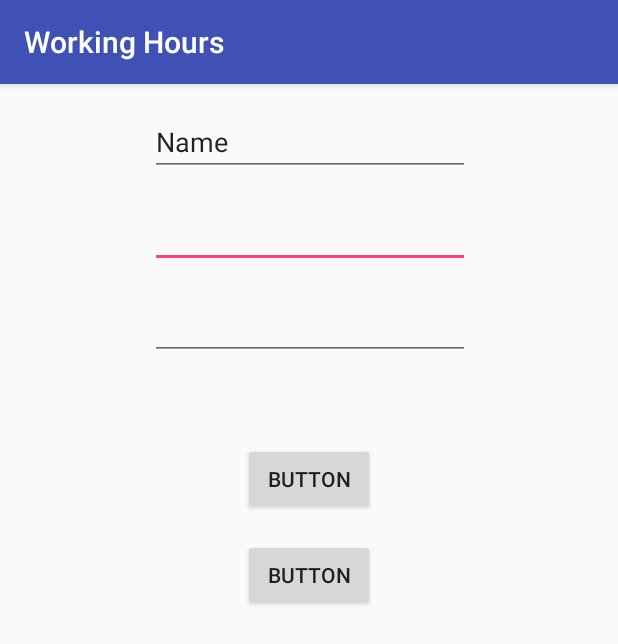
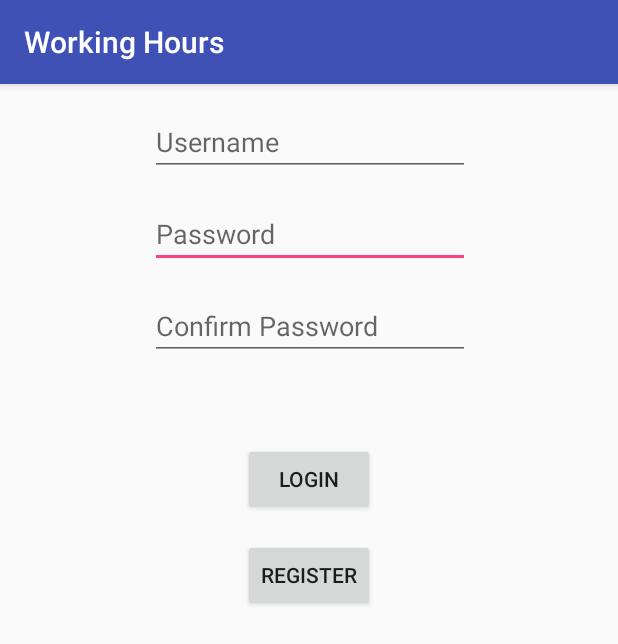
Before and after one commit to Br4m3000Dev/WorkingHours, an Android app: the screen it shows after launch (MainActivity), on a phone screen of 412 x 824 dp. Shown: the top 644 px of the screen. Run offline under Robolectric (Android 15) with nearby library versions, the phone set to English and light mode, and no system bars; our stand-ins replace ButterKnife.

Commit message:
Added strings to res

```diff
--- a/app/src/main/java/bram/bramsierhuis/nl/workinghours/MainActivity.java
+++ b/app/src/main/java/bram/bramsierhuis/nl/workinghours/MainActivity.java
@@ -81,7 +81,7 @@ public class MainActivity extends AppCompatActivity {
             public void onResponse(Call<String> call, Response<String> response) {
                 if (response.isSuccessful()) {
                     new AlertDialog.Builder(MainActivity.this)
-                            .setTitle("test")
+                            .setTitle(R.string.alert)
                             .setMessage(response.body())
                             .create()
                             .show();
--- a/app/src/main/res/layout/activity_main.xml
+++ b/app/src/main/res/layout/activity_main.xml
@@ -10,50 +10,52 @@
         android:id="@+id/passEditText"
         android:layout_width="wrap_content"
         android:layout_height="wrap_content"
+        android:layout_marginLeft="8dp"
+        android:layout_marginRight="8dp"
+        android:layout_marginTop="16dp"
         android:ems="10"
+        android:hint="@string/password"
         android:inputType="textPassword"
-        android:layout_marginRight="8dp"
+        app:layout_constraintHorizontal_bias="0.503"
+        app:layout_constraintLeft_toLeftOf="parent"
         app:layout_constraintRight_toRightOf="parent"
-        android:layout_marginLeft="8dp"
-        app:layout_constraintLeft_toLeftOf="parent"
-        android:layout_marginTop="16dp"
-        app:layout_constraintTop_toBottomOf="@+id/usernameEditText"
-        app:layout_constraintHorizontal_bias="0.503" />
+        app:layout_constraintTop_toBottomOf="@+id/usernameEditText" />
 
     <EditText
         android:id="@+id/usernameEditText"
         android:layout_width="wrap_content"
         android:layout_height="wrap_content"
+        android:layout_marginLeft="8dp"
+        android:layout_marginRight="8dp"
+        android:layout_marginTop="16dp"
         android:ems="10"
+        android:hint="@string/username"
         android:inputType="textPersonName"
-        android:text="Name"
-        android:layout_marginRight="8dp"
+        app:layout_constraintHorizontal_bias="0.503"
+        app:layout_constraintLeft_toLeftOf="parent"
         app:layout_constraintRight_toRightOf="parent"
-        android:layout_marginLeft="8dp"
-        app:layout_constraintLeft_toLeftOf="parent"
-        app:layout_constraintTop_toTopOf="parent"
-        android:layout_marginTop="16dp"
-        app:layout_constraintHorizontal_bias="0.503" />
+        app:layout_constraintTop_toTopOf="parent" />
 
     <EditText
         android:id="@+id/confirmPassEditText"
         android:layout_width="wrap_content"
         android:layout_height="wrap_content"
+        android:layout_marginLeft="8dp"
+        android:layout_marginRight="8dp"
+        android:layout_marginTop="16dp"
         android:ems="10"
+        android:hint="@string/confirmPassword"
         android:inputType="textPassword"
-        android:layout_marginRight="8dp"
+        app:layout_constraintHorizontal_bias="0.503"
+        app:layout_constraintLeft_toLeftOf="parent"
         app:layout_constraintRight_toRightOf="parent"
-        android:layout_marginLeft="8dp"
-        app:layout_constraintLeft_toLeftOf="parent"
-        app:layout_constraintHorizontal_bias="0.503"
-        android:layout_marginTop="16dp"
         app:layout_constraintTop_toBottomOf="@+id/passEditText" />
 
     <Button
         android:id="@+id/registerBtn"
         android:layout_width="wrap_content"
         android:layout_height="wrap_content"
-        android:text="Button"
+        android:text="@string/registerBtn"
         android:layout_marginTop="16dp"
         app:layout_constraintTop_toBottomOf="@+id/loginBtn"
         android:layout_marginRight="8dp"
@@ -65,7 +67,7 @@
         android:id="@+id/loginBtn"
         android:layout_width="wrap_content"
         android:layout_height="wrap_content"
-        android:text="Button"
+        android:text="@string/loginBtn"
         android:layout_marginRight="8dp"
         app:layout_constraintRight_toRightOf="parent"
         android:layout_marginLeft="8dp"
--- a/app/src/main/res/values/strings.xml
+++ b/app/src/main/res/values/strings.xml
@@ -1,3 +1,9 @@
 <resources>
     <string name="app_name">Working Hours</string>
+    <string name="alert">Alert</string>
+    <string name="confirmPassword">Confirm Password</string>
+    <string name="registerBtn">Register</string>
+    <string name="loginBtn">Login</string>
+    <string name="password">Password</string>
+    <string name="username">Username</string>
 </resources>
```
